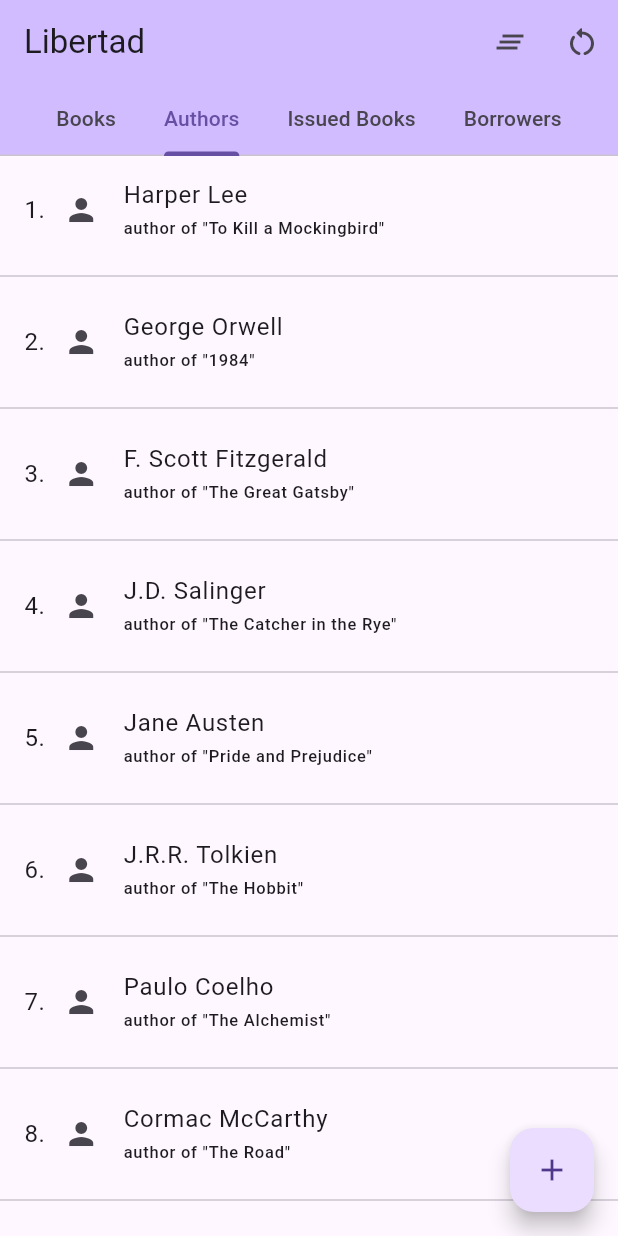
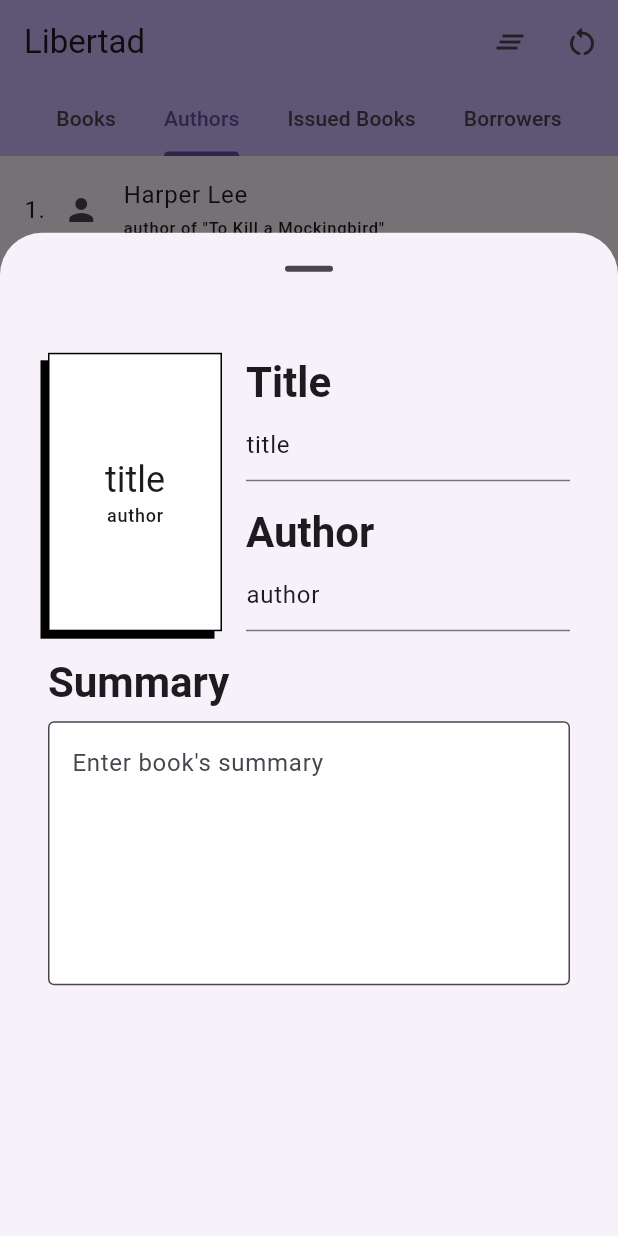
Before and after one commit to imaachman/libertad, a Flutter app: the screen it shows after launch, tab 2 chosen, after a tap on the "add" icon, on a phone screen of 412 x 824 dp. Run offline on Flutter 3.47's test engine with Material 3 defaults, Android fonts, the phone set to English and light mode, and no system bars; our stand-ins replace flutter_riverpod, isar, riverpod_annotation; accounts and stored records are empty; generated files the repository leaves out were written again.

Commit message:
Book Editor UI #1
- Begin book editor UI.
- Open book editor in a bottom sheet from FAB.
- Add breakpoints.
- Create RowColumnSwitch to switch between row and column conditionally.

```diff
--- /dev/null
+++ b/lib/core/constants/breakpoints.dart
@@ -0,0 +1,3 @@
+const double kSmallPhone = 720;
+const double kMediumPhone = 1080;
+const double kLargePhone = 1440;
--- a/lib/features/home/screens/home_screen.dart
+++ b/lib/features/home/screens/home_screen.dart
@@ -1,9 +1,9 @@
 import 'package:flutter/material.dart';
 import 'package:flutter_riverpod/flutter_riverpod.dart';
-import 'package:libertad/data/models/book.dart';
 import 'package:libertad/features/authors/authors_screen.dart';
 import 'package:libertad/features/books/screens/books_screen.dart';
 import 'package:libertad/features/home/viewmodels/home_viewmodel.dart';
+import 'package:libertad/widgets/book_editor.dart';
 
 class HomePage extends ConsumerStatefulWidget {
   const HomePage({super.key});
@@ -64,19 +64,12 @@ class _HomePageState extends ConsumerState<HomePage>
         children: _tabs.map((tab) => _tabViews[_tabs.indexOf(tab)]).toList(),
       ),
       floatingActionButton: FloatingActionButton(
-        onPressed: () => ref.read(homeViewModelProvider.notifier).addBook(
-              Book(
-                title: 'Becoming',
-                author: 'Michelle Obama',
-                genre: 'Memoir',
-                releaseDate: DateTime(2018, 11, 13),
-                summary:
-                    'A powerful and inspiring memoir from the former First Lady of the United States.',
-                coverImage: '',
-                totalCopies: 12,
-                issuedCopies: 7,
-              ),
-            ),
+        onPressed: () {
+          ref.read(homeViewModelProvider.notifier).openAddBookBottomsheet(
+                context: context,
+                builder: (context) => BookEditor(),
+              );
+        },
         tooltip: 'Add new book',
         child: const Icon(Icons.add),
       ),
--- a/lib/features/home/viewmodels/home_viewmodel.dart
+++ b/lib/features/home/viewmodels/home_viewmodel.dart
@@ -1,4 +1,4 @@
-import 'package:libertad/data/models/book.dart';
+import 'package:flutter/material.dart';
 import 'package:libertad/data/repositories/database_repository.dart';
 import 'package:riverpod_annotation/riverpod_annotation.dart';
 
@@ -15,6 +15,14 @@ class HomeViewModel extends _$HomeViewModel {
   Future<void> resetDatabase() async =>
       await DatabaseRepository.instance.resetDatabase();
 
-  void addBook(Book book) async =>
-      await DatabaseRepository.instance.addBook(book);
+  void openAddBookBottomsheet(
+      {required BuildContext context,
+      required Widget Function(BuildContext context) builder}) {
+    showModalBottomSheet(
+      context: context,
+      builder: builder,
+      isScrollControlled: true,
+      showDragHandle: true,
+    );
+  }
 }
--- /dev/null
+++ b/lib/widgets/book_editor.dart
@@ -0,0 +1,300 @@
+import 'package:flutter/material.dart';
+import 'package:flutter_riverpod/flutter_riverpod.dart';
+import 'package:libertad/core/constants/breakpoints.dart';
+import 'package:libertad/widgets/row_column_switch.dart';
+
+class BookEditor extends ConsumerStatefulWidget {
+  const BookEditor({super.key});
+
+  @override
+  ConsumerState<BookEditor> createState() => _BookEditorState();
+}
+
+class _BookEditorState extends ConsumerState<BookEditor> {
+  late final TextEditingController titleController;
+  late final TextEditingController authorController;
+  late final TextEditingController summaryController;
+
+  @override
+  void initState() {
+    super.initState();
+    titleController = TextEditingController(text: 'title');
+    authorController = TextEditingController(text: 'author');
+    summaryController = TextEditingController();
+  }
+
+  @override
+  void dispose() {
+    titleController.dispose();
+    authorController.dispose();
+    summaryController.dispose();
+    super.dispose();
+  }
+
+  @override
+  Widget build(BuildContext context) {
+    return DraggableScrollableSheet(
+      expand: false,
+      initialChildSize: 0.80,
+      builder: (context, scrollController) {
+        return SingleChildScrollView(
+          child: Form(
+            child: Padding(
+              padding: const EdgeInsets.all(32),
+              child: Column(
+                children: [
+                  LayoutBuilder(builder: (context, constraints) {
+                    final double maxWidth = constraints.maxWidth;
+                    // Whether to build a column or a row. Depends on screen
+                    // size.
+                    final bool buildColumn = maxWidth < kSmallPhone / 3;
+                    // Gap between book cover and text fields.
+                    final double gap = 16;
+
+                    return RowColumnSwitch(
+                      columnWhen: buildColumn,
+                      crossAxisAlignment: buildColumn
+                          ? CrossAxisAlignment.center
+                          : CrossAxisAlignment.end,
+                      children: [
+                        SizedBox(
+                          width: buildColumn ? (maxWidth / 2) : (maxWidth / 3),
+                          child: BookCover(
+                            titleController: titleController,
+                            authorController: authorController,
+                          ),
+                        ),
+                        SizedBox(
+                          width: buildColumn ? null : gap,
+                          height: buildColumn ? gap : null,
+                        ),
+                        SizedBox(
+                          width:
+                              buildColumn ? maxWidth : (maxWidth / 1.5 - gap),
+                          child: Column(
+                            children: [
+                              TitleField(controller: titleController),
+                              SizedBox(height: 16),
+                              AuthorField(controller: authorController),
+                            ],
+                          ),
+                        )
+                      ],
+                    );
+                  }),
+                  SizedBox(height: 16),
+                  SummaryField(controller: summaryController),
+                  // SizedBox(height: 16),
+                  // TextField(
+                  //   decoration: InputDecoration(
+                  //     border: OutlineInputBorder(),
+                  //     hintText: 'Enter genre',
+                  //   ),
+                  // ),
+                  // SizedBox(height: 16),
+                  // OutlinedButton(
+                  //   child: Text('Select release date'),
+                  //   onPressed: () {
+                  //     showDatePicker(
+                  //       context: context,
+                  //       firstDate: DateTime(1600),
+                  //       lastDate: DateTime.now(),
+                  //     );
+                  //   },
+                  // ),
+                  // SizedBox(height: 16),
+                  // SizedBox(
+                  //   width: 200,
+                  //   child: Row(
+                  //     children: [
+                  //       Expanded(
+                  //         child: Row(
+                  //           mainAxisSize: MainAxisSize.min,
+                  //           children: [
+                  //             Text('Total copies:'),
+                  //             TextField(
+                  //               decoration: InputDecoration(
+                  //                 border: OutlineInputBorder(),
+                  //               ),
+                  //             ),
+                  //           ],
+                  //         ),
+                  //       ),
+                  //       Expanded(
+                  //         child: Row(
+                  //           mainAxisSize: MainAxisSize.min,
+                  //           children: [
+                  //             Text('Issued copies:'),
+                  //             TextField(
+                  //               decoration: InputDecoration(
+                  //                 border: OutlineInputBorder(),
+                  //               ),
+                  //             ),
+                  //           ],
+                  //         ),
+                  //       ),
+                  //     ],
+                  //   ),
+                  // )
+                ],
+              ),
+            ),
+          ),
+        );
+      },
+    );
+  }
+}
+
+class BookCover extends StatefulWidget {
+  final TextEditingController titleController;
+  final TextEditingController authorController;
+
+  const BookCover({
+    super.key,
+    required this.titleController,
+    required this.authorController,
+  });
+
+  @override
+  State<BookCover> createState() => _BookCoverState();
+}
+
+class _BookCoverState extends State<BookCover> {
+  @override
+  void initState() {
+    super.initState();
+    widget.titleController.addListener(rebuild);
+    widget.authorController.addListener(rebuild);
+  }
+
+  @override
+  void dispose() {
+    widget.titleController.removeListener(rebuild);
+    widget.authorController.removeListener(rebuild);
+    super.dispose();
+  }
+
+  void rebuild() => setState(() {});
+
+  @override
+  Widget build(BuildContext context) {
+    return AspectRatio(
+      aspectRatio: 10 / 16,
+      child: Container(
+        padding: const EdgeInsets.all(8),
+        decoration: BoxDecoration(
+          color: Colors.white,
+          border: Border.all(),
+          boxShadow: [BoxShadow(offset: Offset(-5, 5))],
+        ),
+        child: Column(
+          mainAxisAlignment: MainAxisAlignment.center,
+          children: [
+            Text(
+              widget.titleController.text,
+              style: Theme.of(context).textTheme.headlineSmall,
+              maxLines: 4,
+              overflow: TextOverflow.ellipsis,
+            ),
+            Text(
+              widget.authorController.text,
+              style: Theme.of(context).textTheme.labelMedium,
+              maxLines: 2,
+              overflow: TextOverflow.ellipsis,
+            ),
+          ],
+        ),
+      ),
+    );
+  }
+}
+
+class TitleField extends StatelessWidget {
+  final TextEditingController controller;
+
+  const TitleField({super.key, required this.controller});
+
+  @override
+  Widget build(BuildContext context) {
+    return Column(
+      crossAxisAlignment: CrossAxisAlignment.start,
+      children: [
+        Text(
+          'Title',
+          style: Theme.of(context)
+              .textTheme
+              .headlineMedium
+              ?.copyWith(fontWeight: FontWeight.bold),
+        ),
+        TextField(
+          controller: controller,
+          decoration: InputDecoration(
+            hintText: 'Enter book\'s title',
+          ),
+        ),
+      ],
+    );
+  }
+}
+
+class AuthorField extends StatelessWidget {
+  final TextEditingController controller;
+
+  const AuthorField({super.key, required this.controller});
+
+  @override
+  Widget build(BuildContext context) {
+    return Column(
+      crossAxisAlignment: CrossAxisAlignment.start,
+      children: [
+        Text(
+          'Author',
+          style: Theme.of(context)
+              .textTheme
+              .headlineMedium
+              ?.copyWith(fontWeight: FontWeight.bold),
+        ),
+        TextField(
+          controller: controller,
+          decoration: InputDecoration(
+            hintText: 'Enter book\'s author',
+          ),
+        ),
+      ],
+    );
+  }
+}
+
+class SummaryField extends StatelessWidget {
+  final TextEditingController controller;
+
+  const SummaryField({super.key, required this.controller});
+
+  @override
+  Widget build(BuildContext context) {
+    return Column(
+      crossAxisAlignment: CrossAxisAlignment.start,
+      children: [
+        Text(
+          'Summary',
+          style: Theme.of(context)
+              .textTheme
+              .headlineMedium
+              ?.copyWith(fontWeight: FontWeight.bold),
+        ),
+        SizedBox(height: 8),
+        TextField(
+          controller: controller,
+          decoration: InputDecoration(
+            border: OutlineInputBorder(),
+            hintText: 'Enter book\'s summary',
+            filled: true,
+            fillColor: Colors.white,
+          ),
+          maxLines: 6,
+        ),
+      ],
+    );
+  }
+}
--- /dev/null
+++ b/lib/widgets/row_column_switch.dart
@@ -0,0 +1,37 @@
+import 'package:flutter/material.dart';
+
+class RowColumnSwitch extends StatelessWidget {
+  final bool columnWhen;
+  final List<Widget> children;
+  final MainAxisAlignment mainAxisAlignment;
+  final CrossAxisAlignment crossAxisAlignment;
+  final MainAxisSize mainAxisSize;
+
+  const RowColumnSwitch({
+    super.key,
+    required this.children,
+    this.columnWhen = true,
+    this.mainAxisAlignment = MainAxisAlignment.start,
+    this.crossAxisAlignment = CrossAxisAlignment.center,
+    this.mainAxisSize = MainAxisSize.max,
+  });
+
+  @override
+  Widget build(BuildContext context) {
+    if (columnWhen) {
+      return Column(
+        mainAxisAlignment: mainAxisAlignment,
+        crossAxisAlignment: crossAxisAlignment,
+        mainAxisSize: mainAxisSize,
+        children: children,
+      );
+    } else {
+      return Row(
+        mainAxisAlignment: mainAxisAlignment,
+        crossAxisAlignment: crossAxisAlignment,
+        mainAxisSize: mainAxisSize,
+        children: children,
+      );
+    }
+  }
+}
```
Also changed, not shown: lib/features/home/viewmodels/home_viewmodel.g.dart.
